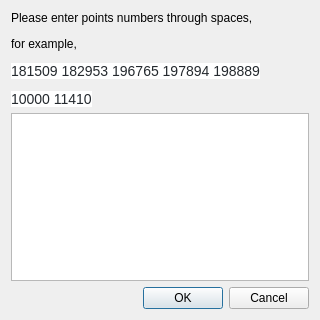
Old version of the form src/transientperiod.ui in the repository vtyulb/BSA-Analytics.
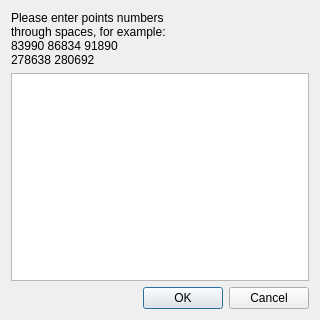
New version of the form.

```diff
--- a/src/transientperiod.ui
+++ b/src/transientperiod.ui
@@ -41,7 +41,7 @@
       </size>
      </property>
      <property name="text">
-      <string>&lt;html&gt;&lt;head/&gt;&lt;body&gt;&lt;p&gt;Please enter points numbers through spaces,&lt;/p&gt;&lt;p&gt;for example,&lt;/p&gt;&lt;p&gt;&lt;span style=&quot; font-family:'-apple-system,BlinkMacSystemFont,Segoe UI,Helvetica,Arial,sans-serif,Apple Color Emoji,Segoe UI Emoji,Segoe UI Symbol'; font-size:14px; color:#24292e; background-color:#ffffff;&quot;&gt;181509 182953 196765 197894 198889&lt;/span&gt;&lt;/p&gt;&lt;p&gt;&lt;span style=&quot; font-family:'-apple-system,BlinkMacSystemFont,Segoe UI,Helvetica,Arial,sans-serif,Apple Color Emoji,Segoe UI Emoji,Segoe UI Symbol'; font-size:14px; color:#24292e; background-color:#ffffff;&quot;&gt;10000 11410&lt;/span&gt;&lt;/p&gt;&lt;/body&gt;&lt;/html&gt;</string>
+      <string>&lt;html&gt;&lt;head/&gt;&lt;body&gt;&lt;p&gt;Please enter points numbers &lt;br/&gt;through spaces, for example:&lt;br/&gt;83990 86834 91890&lt;br/&gt;278638 280692&lt;/p&gt;&lt;/body&gt;&lt;/html&gt;</string>
      </property>
     </widget>
    </item>
```
